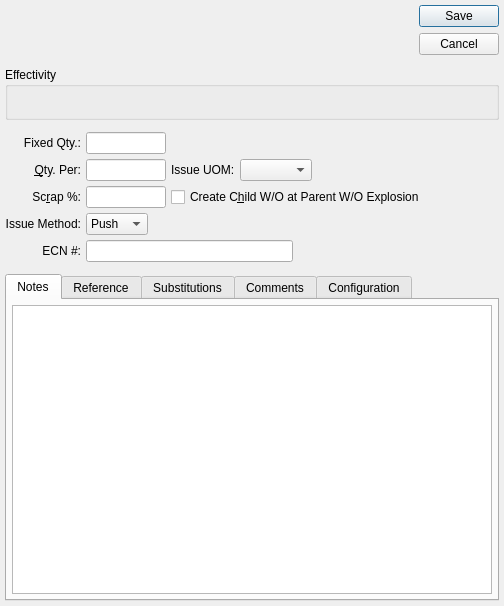
Before: the Qt Designer form xtuple/trunk/guiclient/bomItem.ui in WooodHead/xtuple, drawn with Qt 5.
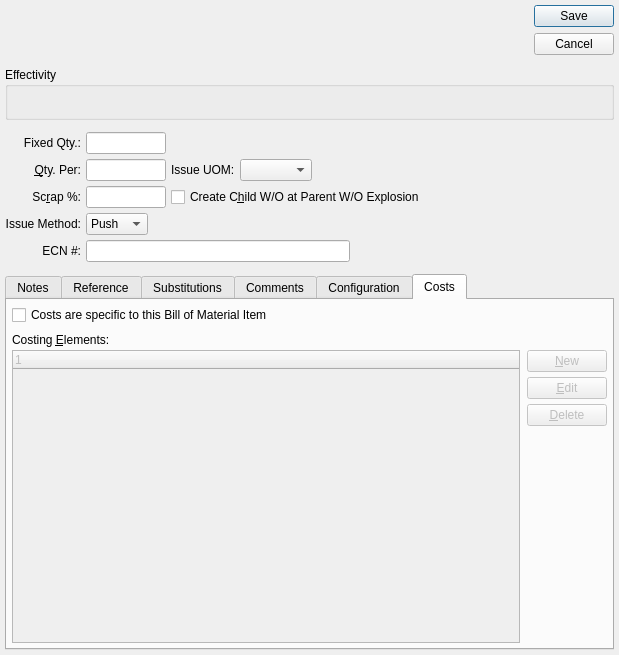
After: the same form once the commit is applied. The open tabs and pages were chosen to show the change. Custom widgets are drawn as their Qt base class.

Commit message: Issue #16605:bomitem cost override

The edit to the form file:
```diff
--- a/xtuple/trunk/guiclient/bomItem.ui
+++ b/xtuple/trunk/guiclient/bomItem.ui
@@ -13,8 +13,8 @@
    <rect>
     <x>0</x>
     <y>0</y>
-    <width>504</width>
-    <height>606</height>
+    <width>619</width>
+    <height>655</height>
    </rect>
   </property>
   <property name="windowTitle">
@@ -584,6 +584,119 @@
        </item>
       </layout>
      </widget>
+     <widget class="QWidget" name="_costTab">
+      <attribute name="title">
+       <string>Costs</string>
+      </attribute>
+      <layout class="QVBoxLayout" name="verticalLayout">
+       <item>
+        <widget class="QCheckBox" name="_bomDefinedCosts">
+         <property name="text">
+          <string>Costs are specific to this Bill of Material Item</string>
+         </property>
+        </widget>
+       </item>
+       <item>
+        <layout class="QVBoxLayout" name="_2">
+         <property name="spacing">
+          <number>0</number>
+         </property>
+         <item>
+          <widget class="QLabel" name="_costingElementsLit">
+           <property name="sizePolicy">
+            <sizepolicy hsizetype="Expanding" vsizetype="Fixed">
+             <horstretch>0</horstretch>
+             <verstretch>0</verstretch>
+            </sizepolicy>
+           </property>
+           <property name="minimumSize">
+            <size>
+             <width>0</width>
+             <height>20</height>
+            </size>
+           </property>
+           <property name="text">
+            <string>Costing &amp;Elements:</string>
+           </property>
+           <property name="buddy">
+            <cstring>_itemcost</cstring>
+           </property>
+          </widget>
+         </item>
+         <item>
+          <layout class="QHBoxLayout" name="_3">
+           <property name="spacing">
+            <number>7</number>
+           </property>
+           <item>
+            <widget class="XTreeWidget" name="_itemcost">
+             <property name="enabled">
+              <bool>false</bool>
+             </property>
+             <property name="sizePolicy">
+              <sizepolicy hsizetype="Expanding" vsizetype="Expanding">
+               <horstretch>0</horstretch>
+               <verstretch>0</verstretch>
+              </sizepolicy>
+             </property>
+            </widget>
+           </item>
+           <item>
+            <layout class="QVBoxLayout" name="_4">
+             <item>
+              <widget class="QPushButton" name="_newCost">
+               <property name="enabled">
+                <bool>false</bool>
+               </property>
+               <property name="text">
+                <string>&amp;New</string>
+               </property>
+              </widget>
+             </item>
+             <item>
+              <widget class="QPushButton" name="_editCost">
+               <property name="enabled">
+                <bool>false</bool>
+               </property>
+               <property name="text">
+                <string>&amp;Edit</string>
+               </property>
+              </widget>
+             </item>
+             <item>
+              <widget class="QPushButton" name="_deleteCost">
+               <property name="enabled">
+                <bool>false</bool>
+               </property>
+               <property name="text">
+                <string>&amp;Delete</string>
+               </property>
+              </widget>
+             </item>
+             <item>
+              <spacer name="Spacer12">
+               <property name="orientation">
+                <enum>Qt::Vertical</enum>
+               </property>
+               <property name="sizeType">
+                <enum>QSizePolicy::Expanding</enum>
+               </property>
+               <property name="sizeHint" stdset="0">
+                <size>
+                 <width>20</width>
+                 <height>0</height>
+                </size>
+               </property>
+              </spacer>
+             </item>
+            </layout>
+           </item>
+          </layout>
+         </item>
+        </layout>
+       </item>
+      </layout>
+     </widget>
     </widget>
    </item>
   </layout>
```
Left out of the diff: 32 changed lines with no effect on the pictures. The commit also changes 5 other files.
